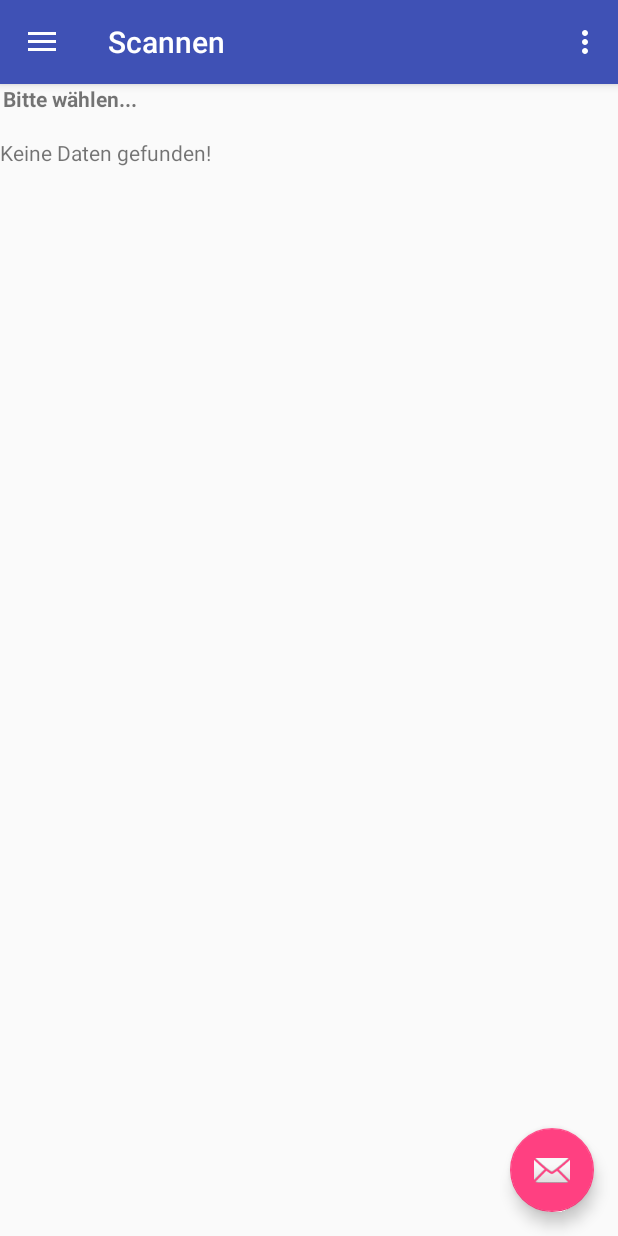
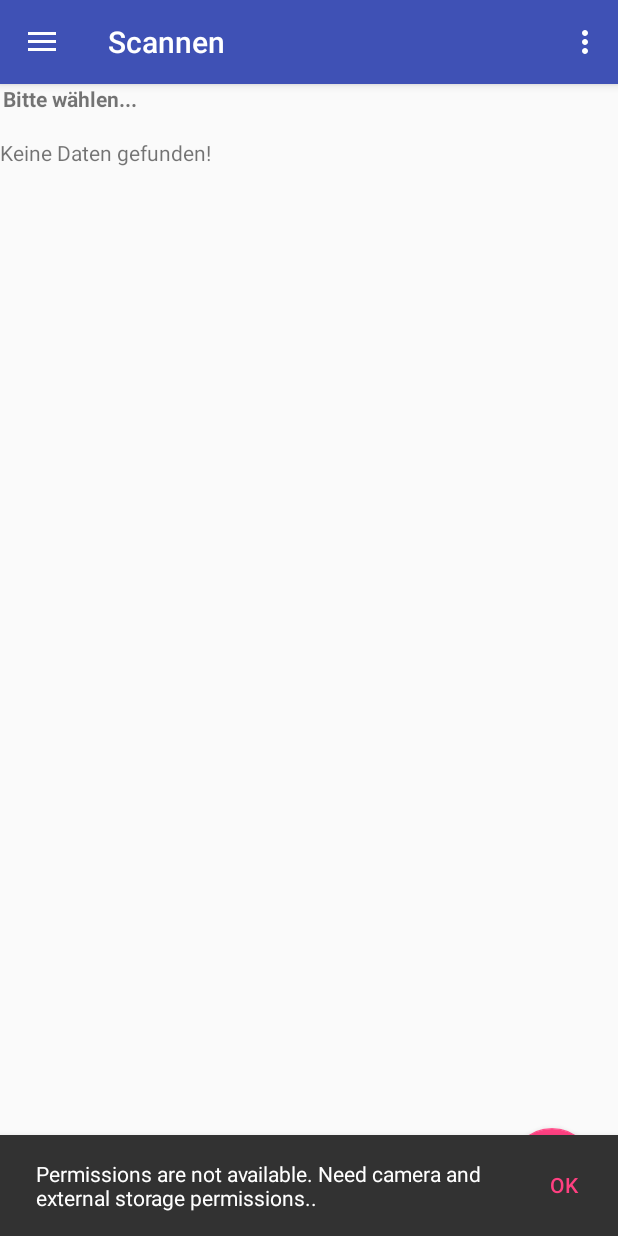
Before and after one commit to rymjo/RegistrationMemberSystem, an Android app: the first screen one second after launch (MainActivity), on a phone screen of 412 x 824 dp. Run offline under Robolectric (Android 15) with nearby library versions, the phone set to English and light mode, and no system bars; libraries missing offline, so code that uses them is left out: com.inthecheesefactory.thecheeselibrary; 1 statement that could not run was skipped.

Commit message:
Working on Administration club view

```diff
--- a/app/src/debug/res/layout/fragment_club_admin_base.xml
+++ b/app/src/debug/res/layout/fragment_club_admin_base.xml
@@ -16,6 +16,12 @@
         android:orientation="vertical">
 
 
+        <TextView
+            android:id="@+id/txt_club_name"
+            android:layout_width="match_parent"
+            android:layout_height="wrap_content"
+            android:text="txt_club_name" />
+
     </LinearLayout>
 
 </FrameLayout>
--- a/app/src/main/java/microvone/de/barcode/ScanActivity.kt
+++ b/app/src/main/java/microvone/de/barcode/ScanActivity.kt
@@ -55,11 +55,12 @@ class ScanActivity : AppCompatActivity() {
         /**
          * get on item click listener
          */
-        listview?.setOnItemClickListener(AdapterView.OnItemClickListener { parent, v, position, id ->
+        listview?.setOnItemLongClickListener(AdapterView.OnItemLongClickListener { parent, v, position, id ->
             Log.i("List View Clicked", "**********")
             Toast.makeText(this@ScanActivity, "Deleted", Toast.LENGTH_LONG).show()
             barcodeItems?.removeAt(position)
             adapter?.notifyDataSetChanged()
+            true
         })
     }
 
--- a/app/src/main/java/microvone/de/database/CategoryColumns.java
+++ b/app/src/main/java/microvone/de/database/CategoryColumns.java
@@ -9,6 +9,8 @@ public interface CategoryColumns {
     String TABLE = "Category";
     String ID = "_id";
     String NAME = "name";
-    String[] COLUMNS = new String[] {ID, NAME};
+    String ID_CLUB = "idclub";
+
+    String[] COLUMNS = new String[] {ID, NAME, ID_CLUB};
     String DEFAULT_ORDER_BY = NAME;
 }
--- a/app/src/main/java/microvone/de/database/DbHelper.java
+++ b/app/src/main/java/microvone/de/database/DbHelper.java
@@ -46,13 +46,13 @@ public class DbHelper extends SQLiteOpenHelper {
 
     @Override
     public void onCreate(SQLiteDatabase db) {
-        Log.d(TAG, "oncreate");
+        Log.i(TAG, "oncreate");
         sql(db, R.raw.db);
     }
 
     @Override
     public void onUpgrade(SQLiteDatabase db, int oldVersion, int newVersion) {
-        Log.d(TAG, "Upgrade tables: " + oldVersion + " old - new: " + newVersion);
+        Log.i(TAG, "Upgrade tables: " + oldVersion + " old - new: " + newVersion);
        /* if (oldVersion < 2) {
             sql(db, R.raw.awb_update);
         }*/
@@ -60,45 +60,22 @@ public class DbHelper extends SQLiteOpenHelper {
 
 
     private void sql(SQLiteDatabase db, int id) {
-        Log.d(TAG, "sql");
-        InputStream in = null;
-        InputStreamReader reader = null;
-        BufferedReader buf = null;
-        try {
+        Log.i(TAG, "sql");
 
-            in = context.getResources().openRawResource(id);
-            reader = new InputStreamReader(in);
-            buf = new BufferedReader(reader);
-            String line = null;
+        try (
+                InputStream in = context.getResources().openRawResource(id);
+                InputStreamReader reader = new InputStreamReader(in);
+                BufferedReader buf = new BufferedReader(reader)
+        ) {
+
+            String line;
             while ((line = buf.readLine()) != null) {
-                Log.d("DatabaseManager", "line: " + line);
+                Log.i("DatabaseManager", "line: " + line);
                 db.execSQL(line);
             }
 
         } catch (Exception e) {
             Log.e(TAG, "Error to read sql script", e);
-        } finally{
-            if(buf != null) {
-                try {
-                    buf.close();
-                } catch (IOException e) {
-                    e.printStackTrace();
-                }
-            }
-            if(reader != null) {
-                try {
-                    reader.close();
-                } catch (IOException e) {
-                    e.printStackTrace();
-                }
-            }
-            if(in != null) {
-                try {
-                    in.close();
-                } catch (IOException e) {
-                    e.printStackTrace();
-                }
-            }
         }
     }
 }
--- a/app/src/main/java/microvone/de/registrationmembersystem/MainActivity.kt
+++ b/app/src/main/java/microvone/de/registrationmembersystem/MainActivity.kt
@@ -1,10 +1,17 @@
 package microvone.de.registrationmembersystem
 
+import android.Manifest
+import android.content.Context
 import android.content.Intent
+import android.content.pm.PackageManager
+import android.net.Uri
 import android.os.Bundle
+import android.provider.Settings
 import android.support.design.widget.NavigationView
 import android.support.design.widget.Snackbar
+import android.support.v4.app.ActivityCompat
 import android.support.v4.app.Fragment
+import android.support.v4.content.ContextCompat
 import android.support.v4.view.GravityCompat
 import android.support.v4.widget.DrawerLayout
 import android.support.v7.app.ActionBarDrawerToggle
@@ -13,12 +20,15 @@ import android.util.Log
 import android.view.Menu
 import android.view.MenuItem
 import android.view.View
+import android.widget.Toast
 import com.inthecheesefactory.thecheeselibrary.fragment.support.v4.app.bus.ActivityResultBus
 import com.inthecheesefactory.thecheeselibrary.fragment.support.v4.app.bus.ActivityResultEvent
 import kotlinx.android.synthetic.main.activity_main.*
 import kotlinx.android.synthetic.main.app_bar_main.*
 import microvone.de.admin.ClubAdminBaseFragment
 import microvone.de.base.CategoryListFragment
+import microvone.de.commons.ExportFileTask
+import microvone.de.utils.FileUtils
 
 import microvone.de.utils.Names
 
@@ -60,6 +70,7 @@ class MainActivity : AppCompatActivity(), NavigationView.OnNavigationItemSelecte
 
         //add this line to display menu1 when the activity is loaded
         displaySelectedScreen(R.id.nav_scanner)
+
     }
 
     /**
@@ -158,6 +169,17 @@ class MainActivity : AppCompatActivity(), NavigationView.OnNavigationItemSelecte
 
         val drawer = findViewById<View>(R.id.drawer_layout) as DrawerLayout
         drawer.closeDrawer(GravityCompat.START)
+
+
+        val permissionCheck = ContextCompat.checkSelfPermission(this, Manifest.permission.WRITE_EXTERNAL_STORAGE)
+        val permissionCheck2 = ContextCompat.checkSelfPermission(this, Manifest.permission.CAMERA)
+        Log.i(TAG, "permissionCheck(): " + permissionCheck)
+        Log.i(TAG, "permissionCheck2 : " + permissionCheck2)
+        // Saving allowed
+        if (permissionCheck != PackageManager.PERMISSION_GRANTED || permissionCheck2 != PackageManager.PERMISSION_GRANTED) {
+            requestPermission(drawer)
+        }
+
     }
 
     /**
@@ -176,4 +198,36 @@ class MainActivity : AppCompatActivity(), NavigationView.OnNavigationItemSelecte
 
     }
 
+
+    //private val PERMISSION_REQUEST_EXTERNAL_STORAGE = 0
+    /**
+     * Requests the {@link android.Manifest.permission#CAMERA} permission.
+     * If an additional rationale should be displayed, the user has to launch the request from
+     * a SnackBar that includes additional information.
+     */
+    private fun requestPermission(view:View){
+        // Permission has not been granted and must be requested.
+        var check1 = ActivityCompat.shouldShowRequestPermissionRationale(this, Manifest.permission.WRITE_EXTERNAL_STORAGE)
+        var check2 = ActivityCompat.shouldShowRequestPermissionRationale(this, Manifest.permission.CAMERA)
+        Log.i(TAG, "check1: " + check1)
+        Log.i(TAG, "check2: " + check2)
+        if (!check1 || !check2) {
+            Snackbar.make(view,"Permissions are not available. Need camera and external storage permissions..",
+                    Snackbar.LENGTH_SHORT).setAction("OK", View.OnClickListener {
+                openAppSystemSettings()
+
+            }).show()
+        }
+    }
+
+    /**
+     * Append Context class to open system settings for the app
+     */
+    fun Context.openAppSystemSettings() {
+        startActivity(Intent().apply {
+            action = Settings.ACTION_APPLICATION_DETAILS_SETTINGS
+            data = Uri.fromParts("package", packageName, null)
+        })
+    }
+
 }
```
Also changed, not shown: app/src/main/java/microvone/de/admin/ClubAdminBaseFragment.kt (+55 -1 lines), app/src/main/java/microvone/de/barcode/BarcodeAddTask.java (+45 -7 lines), app/src/main/java/microvone/de/database/ClubColumns.java (added, +15 -0 lines), app/src/main/java/microvone/de/registrationmembersystem/RegistrationListFragment.kt (+49 -59 lines), 3 other files.
